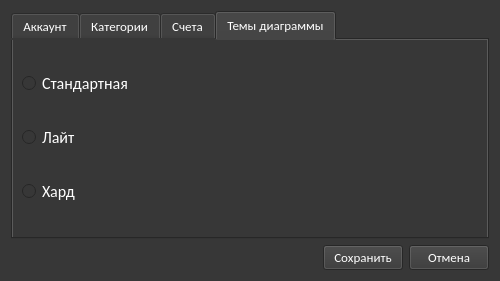
Before: the Qt Designer form ui/dialogs/settings.ui in Protocs/OkayMoney, drawn with Qt 5.
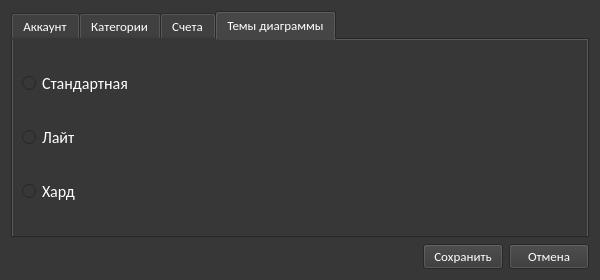
After: the same form once the commit is applied. Icons and pictures are not drawn.

Commit message: Поправил окно настроек

```diff
--- a/ui/dialogs/settings.ui
+++ b/ui/dialogs/settings.ui
@@ -6,20 +6,20 @@
    <rect>
     <x>0</x>
     <y>0</y>
-    <width>500</width>
-    <height>281</height>
+    <width>600</width>
+    <height>280</height>
    </rect>
   </property>
   <property name="minimumSize">
    <size>
-    <width>500</width>
-    <height>281</height>
+    <width>600</width>
+    <height>280</height>
    </size>
   </property>
   <property name="maximumSize">
    <size>
-    <width>500</width>
-    <height>281</height>
+    <width>600</width>
+    <height>280</height>
    </size>
   </property>
   <property name="windowTitle">
```
The commit also changes 1 other file.
